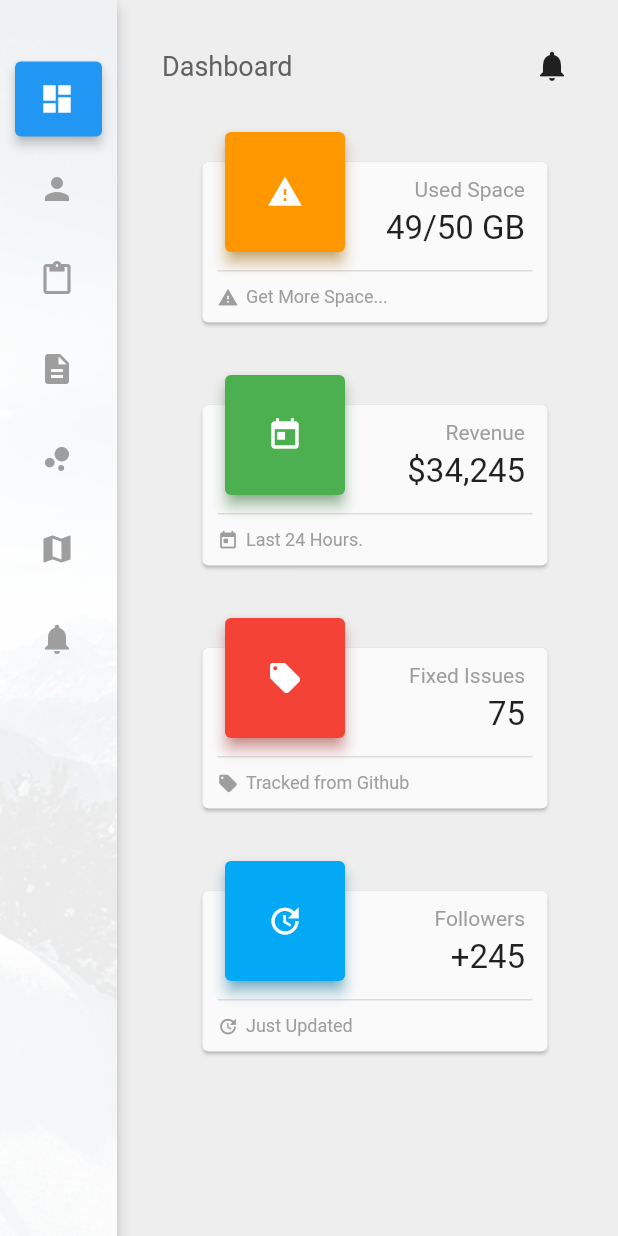
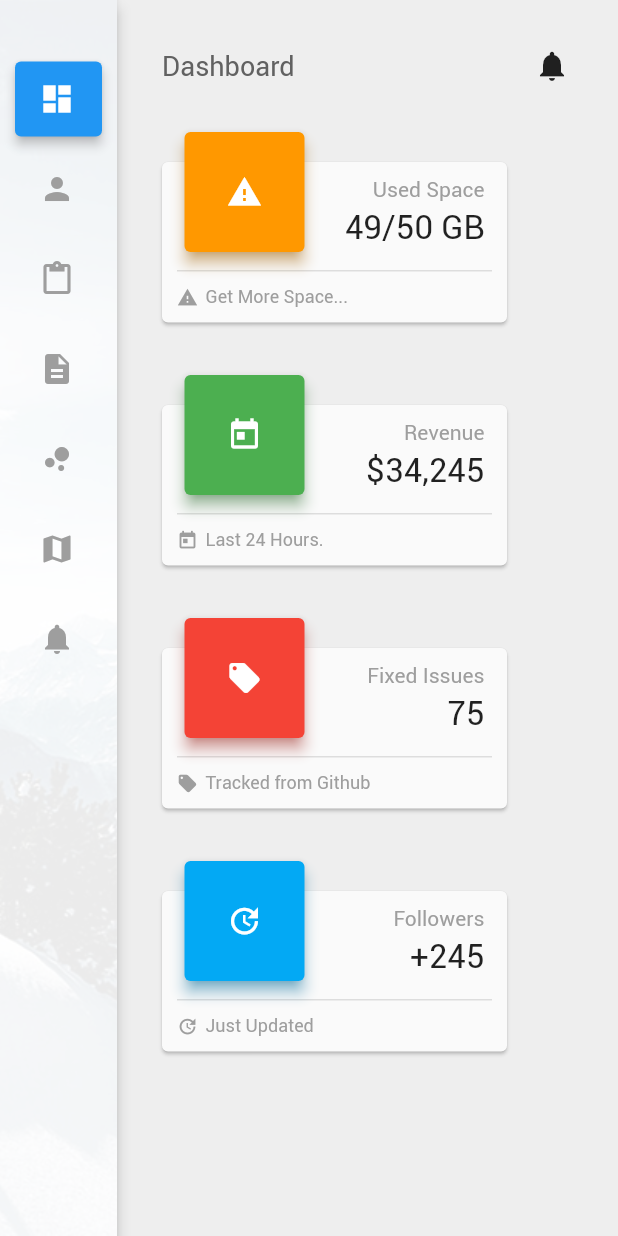
Before and after one commit to RafaelBarbosatec/CanaryAdminFlutter, a Flutter app: the screen it shows after launch, on a phone screen of 412 x 824 dp. Run offline on Flutter 3.47's test engine with Material 2 defaults, Android fonts, the phone set to English and light mode, and no system bars.

Commit message:
adiciona fonte

```diff
--- a/lib/main.dart
+++ b/lib/main.dart
@@ -11,6 +11,12 @@ class MyApp extends StatelessWidget {
       title: 'Canary Admin',
       theme: ThemeData(
         primarySwatch: Colors.blue,
+        textTheme: TextTheme(
+            title: TextStyle(fontFamily: 'Bold'),
+            subtitle: TextStyle(fontFamily: 'Normal'),
+            body1: TextStyle(fontFamily: 'Normal'),
+            body2: TextStyle(fontFamily: 'Normal')
+        )
       ),
       home: BaseHome(),
     );
--- a/lib/pages/Dashboard.dart
+++ b/lib/pages/Dashboard.dart
@@ -8,6 +8,7 @@ class Dashboard extends StatelessWidget {
     return Container(
       width: double.maxFinite,
       child: Column(
+        crossAxisAlignment: CrossAxisAlignment.start,
         mainAxisSize: MainAxisSize.min,
         children: <Widget>[
           _buildHeader()
```
